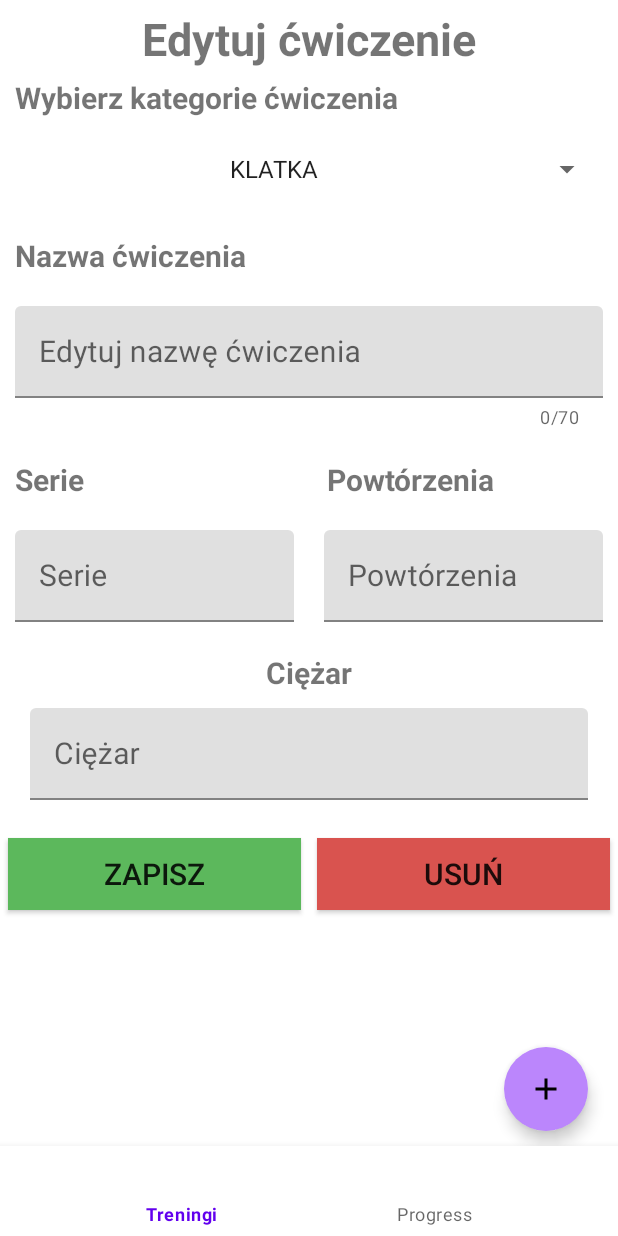
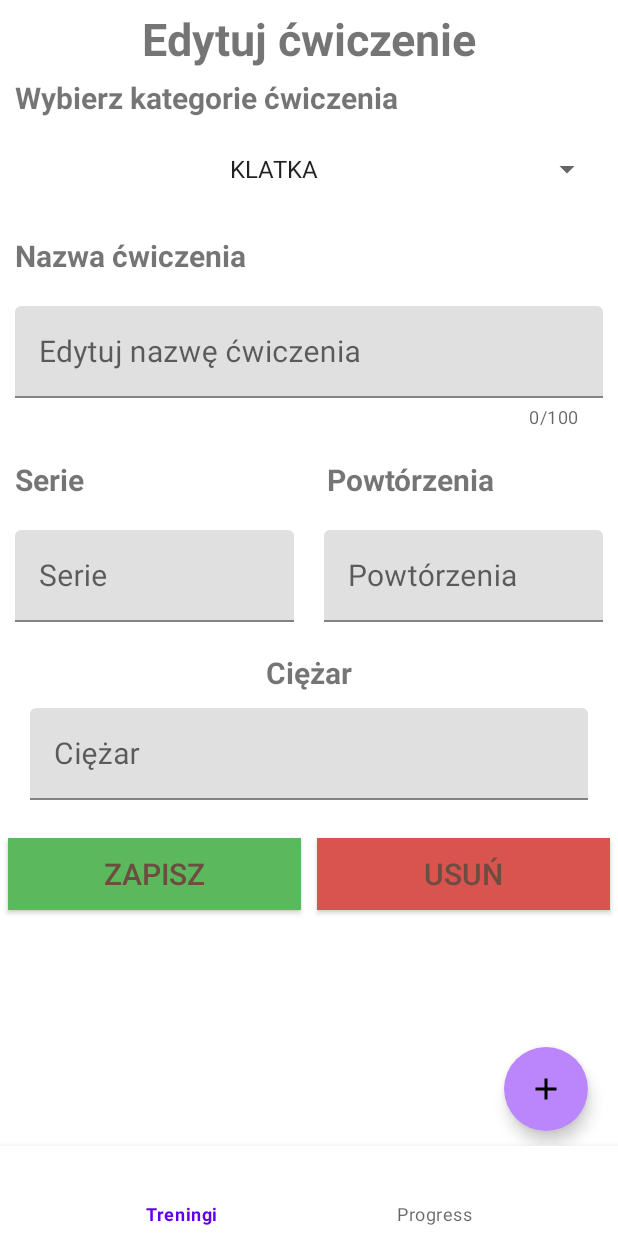
Before and after one commit to MattiusW/PracaInz, an Android app: the EditExerciseFragment screen opened through its navigation route, on a phone screen of 412 x 824 dp. Run offline under Robolectric (Android 15) with nearby library versions, the phone set to English and light mode, and no system bars; our stand-ins replace Room's generated code, navigation-ui; 1 statement that could not run was skipped.

```diff
--- a/GymPlanApp/app/src/main/res/layout/fragment_edit_exercise.xml
+++ b/GymPlanApp/app/src/main/res/layout/fragment_edit_exercise.xml
@@ -1,15 +1,10 @@
 <?xml version="1.0" encoding="utf-8"?>
-<ScrollView xmlns:android="http://schemas.android.com/apk/res/android"
+<LinearLayout xmlns:android="http://schemas.android.com/apk/res/android"
     xmlns:tools="http://schemas.android.com/tools"
     android:layout_width="match_parent"
     android:layout_height="match_parent"
     xmlns:app="http://schemas.android.com/apk/res-auto"
     tools:context=".ui.training_plan_fragment.add_training_plan_fragment.AddTrainingPlanFragment"
-    android:orientation="vertical">
-
-    <LinearLayout
-        android:layout_width="match_parent"
-        android:layout_height="match_parent"
     android:orientation="vertical">
 
     <TextView
@@ -20,6 +15,15 @@
         android:textStyle="bold"
         android:gravity="center"
         android:text="@string/edit_exercise" />
+
+    <ScrollView
+        android:layout_width="match_parent"
+        android:layout_height="match_parent">
+
+        <LinearLayout
+            android:layout_width="match_parent"
+            android:layout_height="match_parent"
+            android:orientation="vertical">
 
             <TextView
                 android:layout_width="match_parent"
@@ -51,7 +55,7 @@
                 android:layout_height="wrap_content"
                 android:layout_margin="10dp"
                 app:counterEnabled="true"
-            app:counterMaxLength="70">
+                app:counterMaxLength="100">
 
                 <com.google.android.material.textfield.TextInputEditText
                     android:id="@+id/enter_exercise_name"
@@ -165,13 +169,14 @@
 
                 <androidx.appcompat.widget.AppCompatButton
                     android:id="@+id/saveExerciseBtn"
-            android:background="@color/success"
                     android:layout_width="wrap_content"
                     android:layout_height="wrap_content"
+                    android:layout_margin="5dp"
+                    android:layout_weight="1"
+                    android:background="@color/success"
                     android:gravity="center"
                     android:text="@string/button_save"
-            android:layout_margin="5dp"
-            android:layout_weight="1"
+                    android:textColor="#6D4C41"
                     android:textSize="20sp" />
 
             <androidx.appcompat.widget.AppCompatButton
@@ -182,8 +187,10 @@
                 android:layout_margin="5dp"
                 android:gravity="center"
                 android:layout_weight="1"
+                android:textColor="#6D4C41"
                 android:text="@string/button_delete_ex"
                 android:textSize="20sp"/>
             </LinearLayout>
         </LinearLayout>
     </ScrollView>
+</LinearLayout>
```
Also changed, not shown: GymPlanApp/app/src/main/res/layout/fragment_add_exercise.xml (+17 -11 lines). Lines whose indentation alone changed are shown as unchanged.
